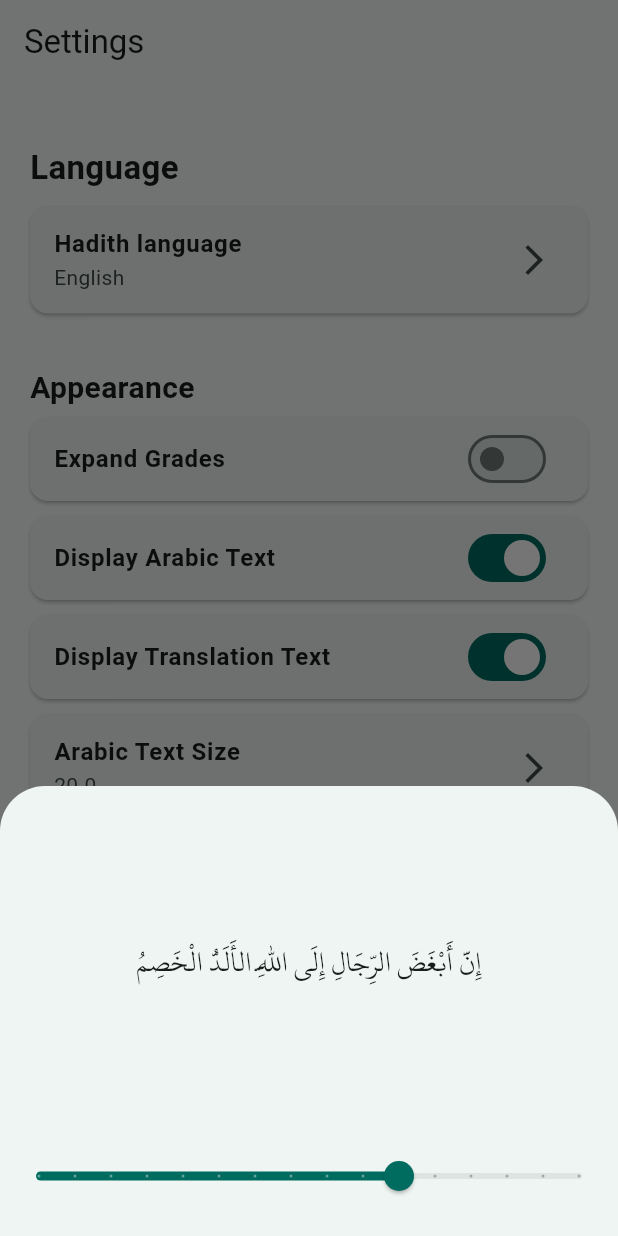
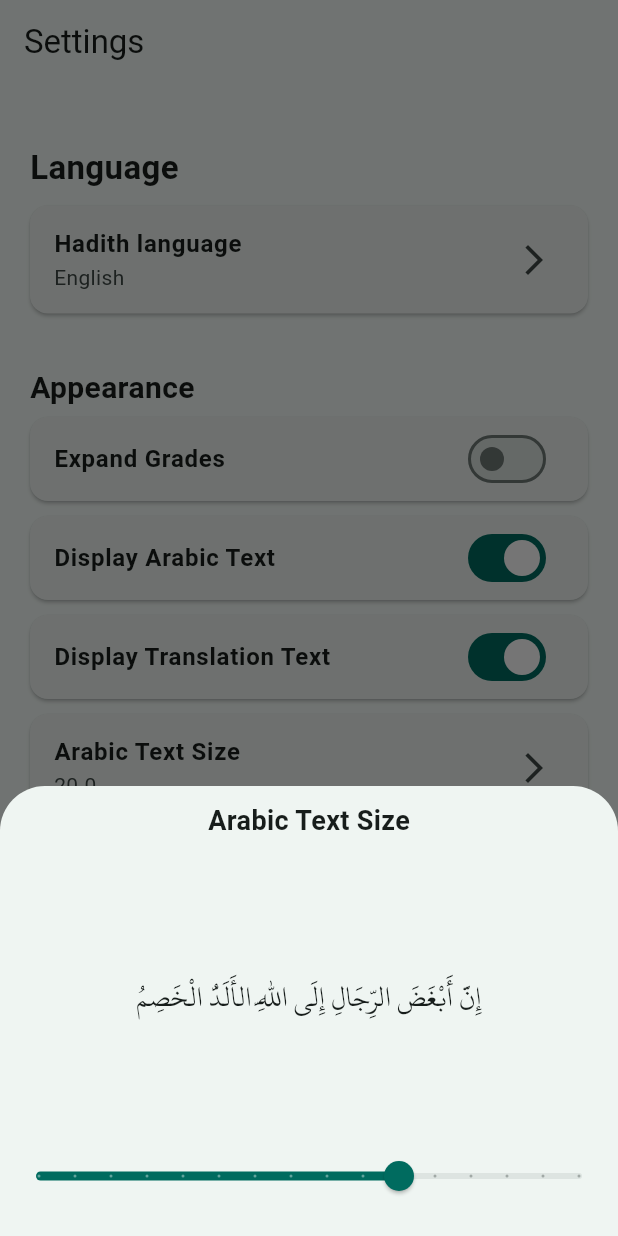
Before and after one commit to unkn4wn/hadith-pro-flutter, a Flutter app: the screen it shows after launch, item 4 of the bottom bar chosen, after a tap on "Arabic Text Size", on a phone screen of 412 x 824 dp. Run offline on Flutter 3.47's test engine with Material 2 defaults, Android fonts, the phone set to English and light mode, and no system bars; drawn by our look-alikes of dynamic_color; our stand-ins replace shared_preferences, sqflite; missing offline and left inert: dartarabic; accounts and stored records are empty.

Commit message:
add title to Bottomsheet

```diff
--- a/lib/screens/settings/settings_screen.dart
+++ b/lib/screens/settings/settings_screen.dart
@@ -283,6 +283,17 @@ class _SettingsScreenState extends State<SettingsScreen> {
               child: Column(
                 mainAxisSize: MainAxisSize.min,
                 children: [
+                  Container(
+                    padding: EdgeInsets.symmetric(vertical: 10, horizontal: 20),
+                    alignment: Alignment.center,
+                    child: Text(
+                      "Arabic Text Size",
+                      style: TextStyle(
+                        fontWeight: FontWeight.bold,
+                        fontSize: 18,
+                      ),
+                    ),
+                  ),
                   Spacer(),
                   Container(
                     padding: EdgeInsets.symmetric(horizontal: 20),
@@ -332,6 +343,17 @@ class _SettingsScreenState extends State<SettingsScreen> {
               child: Column(
                 mainAxisSize: MainAxisSize.min,
                 children: [
+                  Container(
+                    padding: EdgeInsets.symmetric(vertical: 10, horizontal: 20),
+                    alignment: Alignment.center,
+                    child: Text(
+                      "Translation Text Size",
+                      style: TextStyle(
+                        fontWeight: FontWeight.bold,
+                        fontSize: 18,
+                      ),
+                    ),
+                  ),
                   Spacer(),
                   Container(
                     padding: EdgeInsets.symmetric(horizontal: 20),
```
